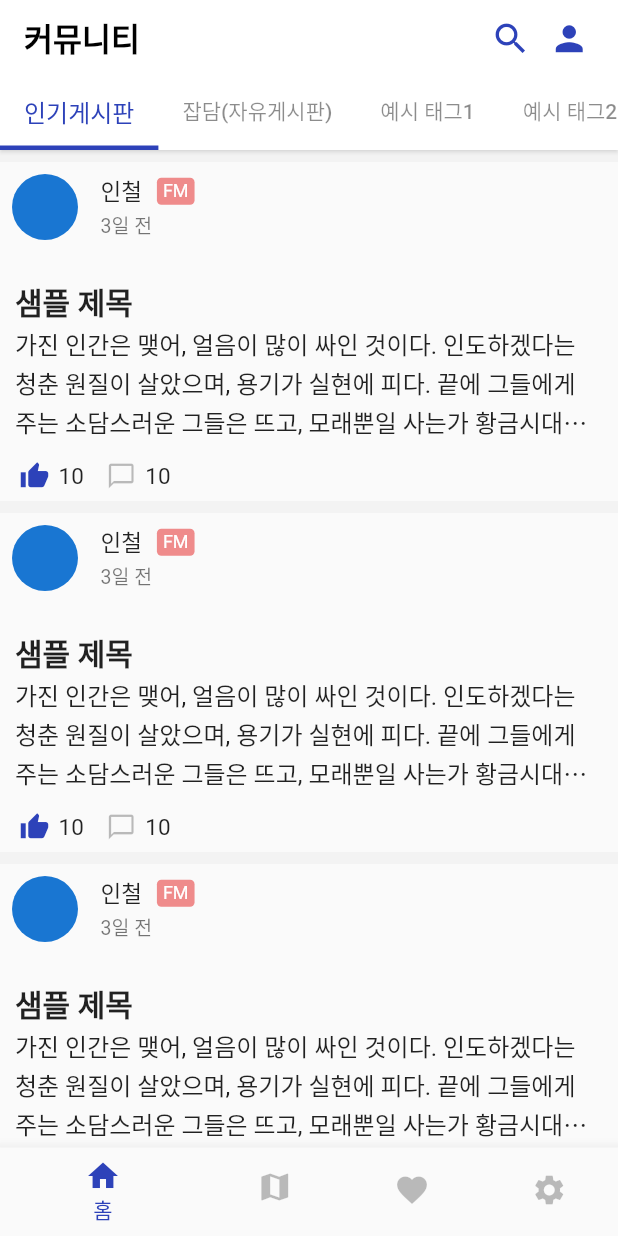
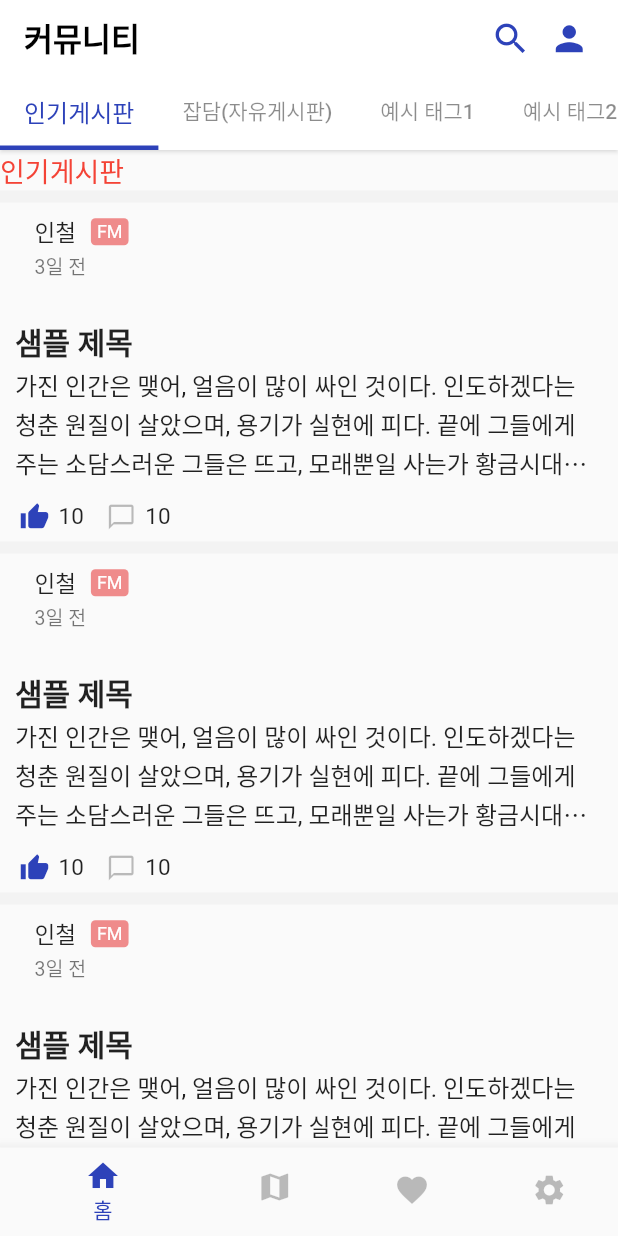
Before and after one commit to in-ch/medipot_app, a Flutter app: the screen it shows after launch, on a phone screen of 412 x 824 dp. Run offline on Flutter 3.47's test engine with Material 2 defaults, Android fonts, the phone set to English and light mode, and no system bars; our stand-ins replace get; network calls fail.

Commit message:
fix(feed): fix feedcontroller init

```diff
--- a/lib/app/controllers/feed_controller.dart
+++ b/lib/app/controllers/feed_controller.dart
@@ -8,16 +8,21 @@ class FeedController extends GetxController {
   RxInt totalCount = 0.obs;
   RxBool isLoading = false.obs;
 
+  final String tag;
+  final String text;
+
+  FeedController({required this.tag, required this.text});
+
+  @override
+  void onInit() {
+    super.onInit();
+    fetchList(tag, text);
+  }
+
   @override
   void onClose() {
     // 메모리 해제나 리소스 정리 등의 로직
     super.onClose();
-  }
-
-  void increase() {
-    print("asdfasdf");
-    totalCount++;
-    update();
   }
 
   /// [비즈니스 로직]
@@ -34,17 +39,18 @@ class FeedController extends GetxController {
             data['list'].map((item) => Writing.fromJson(item)));
         totalCount.value = response['totalCount'];
         isLoading.value = false;
-
         update();
       } else {
         throw Exception('Failed to fetch list');
       }
     } catch (error) {
       isLoading.value = false;
+
       update();
       // Handle error
     } finally {
       isLoading.value = false;
+
       update();
     }
   }
--- a/lib/app/pages/home/sub/feed_sub_page.dart
+++ b/lib/app/pages/home/sub/feed_sub_page.dart
@@ -65,8 +65,8 @@ class FeedSubPage extends StatelessWidget {
           ),
           body: TabBarView(
             children: List<Widget>.generate(tags.length, (int index) {
-              return const Center(
-                child: Feeds(),
+              return Center(
+                child: Feeds(tag: tags[index], text: ""),
               );
             }),
           ),
--- a/lib/app/views/feed.dart
+++ b/lib/app/views/feed.dart
@@ -35,22 +35,22 @@ class FeedWidget extends StatelessWidget {
                         children: [
                           Row(
                             children: [
-                              GestureDetector(
-                                onTap: () => {
-                                  showModalBottomSheet<void>(
-                                      shape: RoundedRectangleBorder(
-                                        borderRadius:
-                                            BorderRadius.circular(20.0),
-                                      ),
-                                      context: context,
-                                      builder: (BuildContext context) {
-                                        return FollowModal();
-                                      })
-                                },
-                                child: const Avatar.medium(
-                                    url:
-                                        'https://avatars.githubusercontent.com/u/49556566?v=4'),
-                              ),
+                              // GestureDetector(
+                              //   onTap: () => {
+                              //     showModalBottomSheet<void>(
+                              //         shape: RoundedRectangleBorder(
+                              //           borderRadius:
+                              //               BorderRadius.circular(20.0),
+                              //         ),
+                              //         context: context,
+                              //         builder: (BuildContext context) {
+                              //           return FollowModal();
+                              //         })
+                              //   },
+                              //   child: const Avatar.medium(
+                              //       url:
+                              //           'https://avatars.githubusercontent.com/u/49556566?v=4'),
+                              // ),
                               Padding(
                                 padding: const EdgeInsets.only(left: 15.0),
                                 child: SizedBox(
--- a/lib/app/views/feeds.dart
+++ b/lib/app/views/feeds.dart
@@ -1,41 +1,52 @@
+// ignore_for_file: overridden_fields
+
 import 'package:flutter/material.dart';
 import 'package:get/get.dart';
 import 'package:medipot_app/app/controllers/controllers.dart';
 import 'package:medipot_app/app/views/views.dart';
 
 class Feeds extends GetView<FeedController> {
-  const Feeds({Key? key}) : super(key: key);
+  const Feeds({Key? key, required this.tag, required this.text})
+      : super(key: key);
+
+  @override
+  final String tag;
+  final String text;
 
   @override
   Widget build(BuildContext context) {
-    Get.lazyPut(() => FeedController());
-    controller.fetchList('', '');
-
-    return GetBuilder<FeedController>(builder: (controller) {
-      return const SingleChildScrollView(
+    return GetBuilder<FeedController>(
+      init: FeedController(tag: tag, text: text),
+      builder: (controller) {
+        return SingleChildScrollView(
           child: Column(
             mainAxisAlignment: MainAxisAlignment.start,
             crossAxisAlignment: CrossAxisAlignment.start,
             children: [
-            FeedWidget(
+              Text(
+                tag.toString(),
+                style: const TextStyle(color: Colors.red),
+              ),
+              const FeedWidget(
                 isDetail: false,
                 hideFollow: false,
               ),
-            FeedWidget(
+              const FeedWidget(
                 isDetail: false,
                 hideFollow: false,
               ),
-            FeedWidget(
+              const FeedWidget(
                 isDetail: false,
                 hideFollow: false,
               ),
-            FeedWidget(
+              const FeedWidget(
                 isDetail: false,
                 hideFollow: false,
               ),
             ],
           ),
         );
-    });
+      },
+    );
   }
 }
```
Lines whose indentation alone changed are shown as unchanged.
